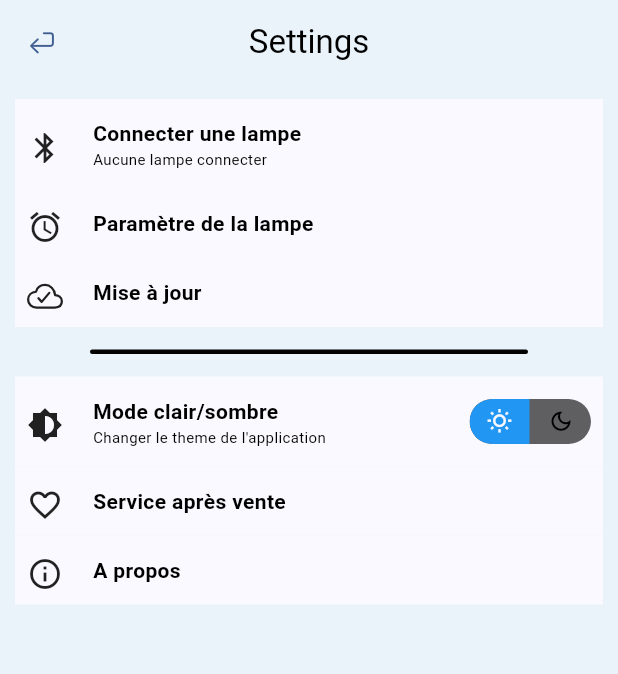
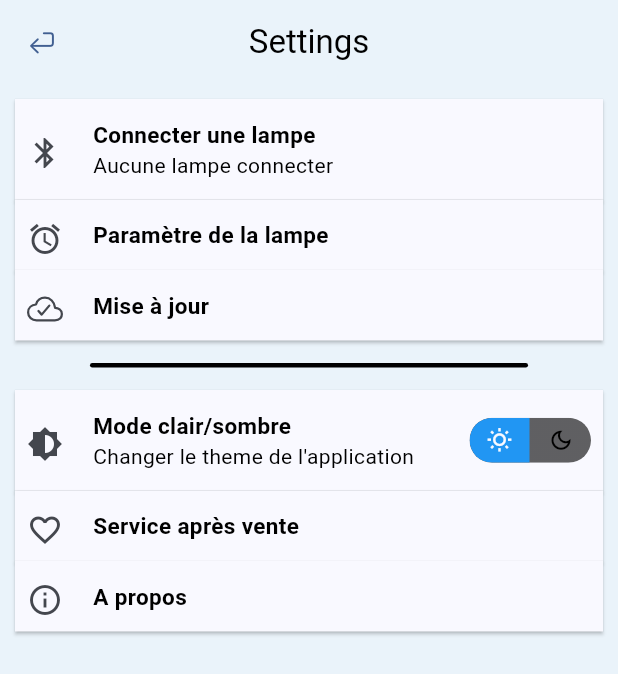
Before and after one commit to AymericROUVRAIS/lumiere, a Flutter app: the screen it shows after launch, after a tap on an icon or button, on a phone screen of 412 x 824 dp. Shown: the top 674 px of the screen. Run offline on Flutter 3.47's test engine with Material 3 defaults, Android fonts, the phone set to English and light mode, and no system bars; drawn by our look-alikes of toggle_switch; our stand-ins replace flutter_speed_dial, ionicons; missing offline and left inert: interactive_slider.

Commit message:
Modifying themes

```diff
--- a/lib/components/main_card.dart
+++ b/lib/components/main_card.dart
@@ -39,7 +39,10 @@
           child: ExpansionTile(
             title: Text(widget.leadingLabel, style: leadingTextStyle(context)),
             subtitle: Text(widget.subLabel, style: subTextStyle(context)),
-            leading: Icon(widget.icon),
+            leading: Icon(
+              widget.icon,
+              color: Theme.of(context).iconTheme.color,
+            ),
             trailing: widget.end, // default chevron if widget.end is empty
             shape: const RoundedRectangleBorder(
               side: BorderSide(color: Colors.transparent),
--- a/lib/components/settings_card.dart
+++ b/lib/components/settings_card.dart
@@ -23,7 +23,6 @@
       padding: const EdgeInsets.symmetric(horizontal: 10.0),
       child: Card(
         color: Theme.of(context).cardColor,
-        elevation: 0.0,
         margin: EdgeInsets.zero,
         shape: Border(), // square border
         child: Padding(
--- a/lib/theme/theme.dart
+++ b/lib/theme/theme.dart
@@ -28,6 +28,7 @@
     activeTrackColor: Color(0xFF468df3),
     inactiveTrackColor: Colors.grey,
   ),
+  iconTheme: IconThemeData(color: Color(0xFF44474e)),
 );
 
 // Dark Theme - Purple
@@ -58,6 +59,7 @@
     inactiveTrackColor: Colors.blue[50],
     inactiveTickMarkColor: Colors.grey,
   ),
+  iconTheme: IconThemeData(color: Color(0xFFccc4cf)),
 );
 
 // Custom theme for widgets
@@ -65,13 +67,10 @@
   return TextStyle(
     color: Theme.of(context).textTheme.bodyLarge?.color,
     fontWeight: FontWeight.bold,
-    fontSize: 14,
+    fontSize: 15,
   );
 }
 
 TextStyle subTextStyle(BuildContext context) {
-  return TextStyle(
-    color: Theme.of(context).textTheme.bodySmall?.color,
-    fontSize: 10,
-  );
+  return TextStyle(color: Theme.of(context).textTheme.bodySmall?.color);
 }
```
